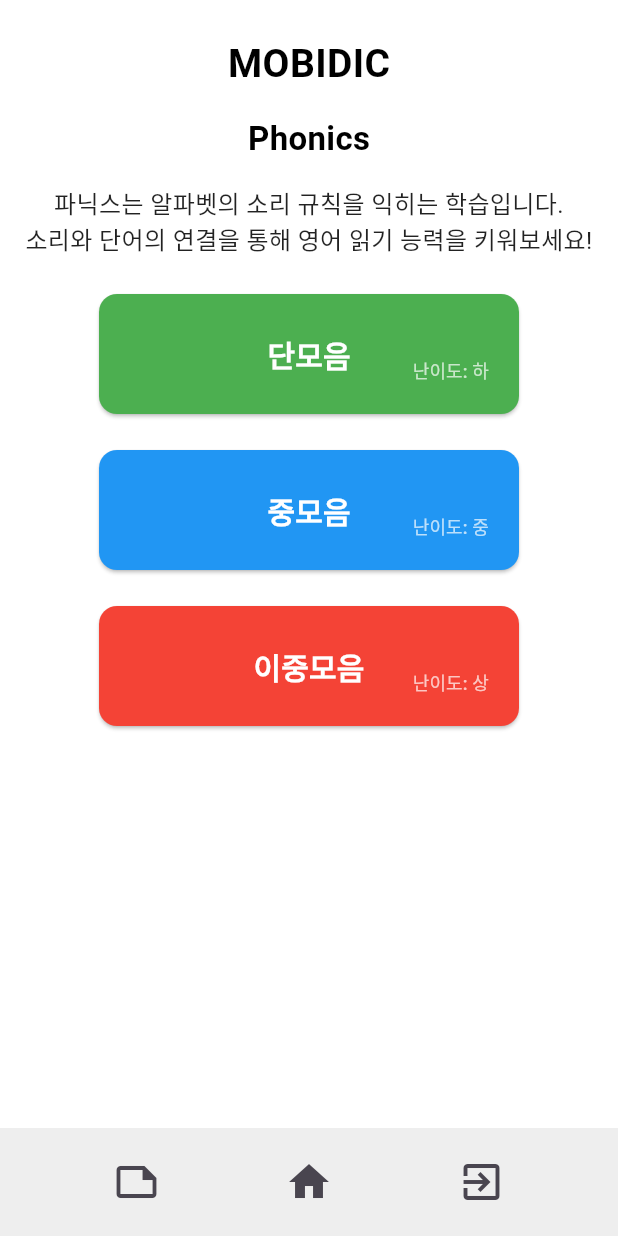
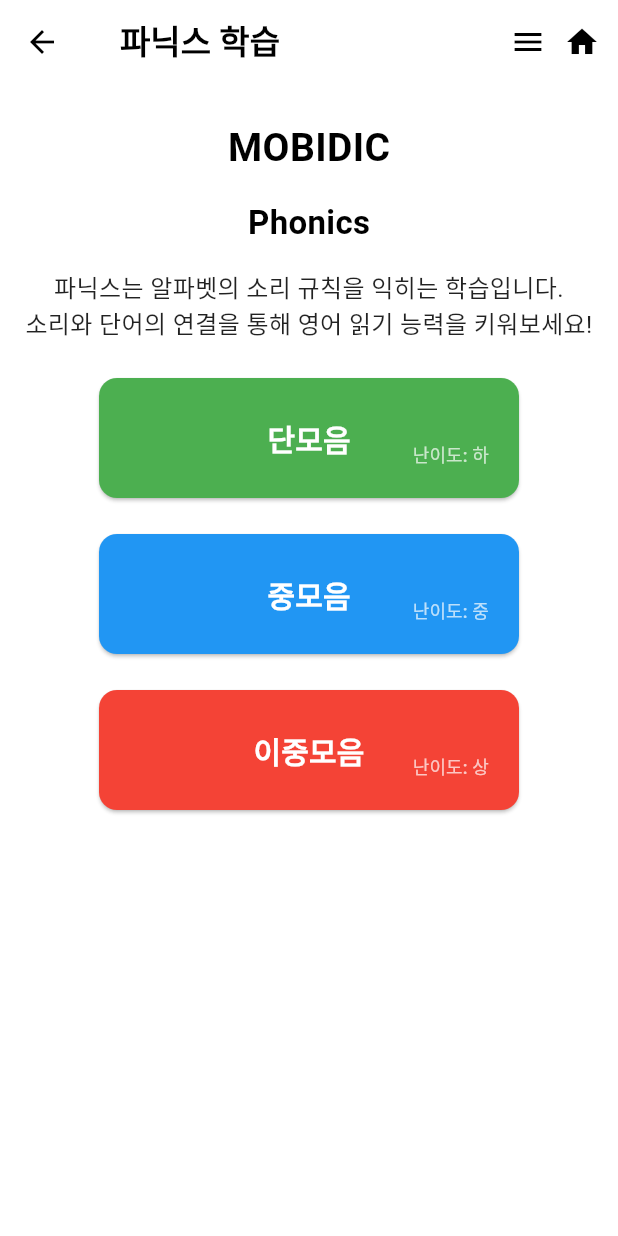
Before and after one commit to kthowns/mobile-dictionary, a Flutter app: the PhonicsPage screen opened directly, on a phone screen of 412 x 824 dp. Run offline on Flutter 3.47's test engine with Material 3 defaults, Android fonts, the phone set to English and light mode, and no system bars; our stand-ins replace flutter_secure_storage; accounts and stored records are empty.

Commit message:
feat: 파닉스 페이지 연결

```diff
--- a/mobidic_flutter/lib/main.dart
+++ b/mobidic_flutter/lib/main.dart
@@ -7,6 +7,7 @@ import 'package:mobidic_flutter/repository/vocab_repository.dart';
 import 'package:mobidic_flutter/repository/word_repository.dart';
 import 'package:mobidic_flutter/view/auth/join_page.dart';
 import 'package:mobidic_flutter/view/auth/log_in_page.dart';
+import 'package:mobidic_flutter/view/learning/phonics_page.dart';
 import 'package:mobidic_flutter/view/list/vocab_list_page.dart';
 import 'package:mobidic_flutter/viewmodel/auth_view_model.dart';
 import 'package:mobidic_flutter/viewmodel/join_view_model.dart';
@@ -98,6 +99,8 @@ class MyApp extends StatelessWidget {
                   ),
               child: VocabListPage(),
             ),
+        '/phonics':
+        (context) => PhonicsPage()
       },
     );
   }
--- a/mobidic_flutter/lib/view/learning/phonics_page.dart
+++ b/mobidic_flutter/lib/view/learning/phonics_page.dart
@@ -1,4 +1,5 @@
 import 'package:flutter/material.dart';
+import 'package:flutter/services.dart';
 
 void main() {
   runApp(const MaterialApp(
@@ -7,47 +8,64 @@ void main() {
   ));
 }
 
-// ------------------------ 공통 하단 바 ------------------------
-
-Widget buildBottomNavBar(BuildContext context) {
-  return Container(
-    color: Colors.grey[200],
-    padding: const EdgeInsets.symmetric(vertical: 12.0),
-    child: Row(
-      mainAxisAlignment: MainAxisAlignment.spaceEvenly,
-      children: [
-        IconButton(
-          icon: const Icon(Icons.note_outlined, size: 32),
-          onPressed: () {
-            // 단어장 이동
-          },
-        ),
-        IconButton(
-          icon: const Icon(Icons.home, size: 32),
-          onPressed: () {
-            Navigator.popUntil(context, (route) => route.isFirst);
-          },
-        ),
-        IconButton(
-          icon: const Icon(Icons.exit_to_app, size: 32),
-          onPressed: () {
-            // 로그아웃 또는 종료
-          },
-        ),
-      ],
-    ),
-  );
-}
-
-// ------------------------ 메인 파닉스 페이지 ------------------------
-
 class PhonicsPage extends StatelessWidget {
   const PhonicsPage({super.key});
 
   @override
   Widget build(BuildContext context) {
+
     return Scaffold(
       backgroundColor: Colors.white,
+
+      appBar: AppBar(
+        backgroundColor: Colors.transparent,
+        elevation: 0,
+        systemOverlayStyle: SystemUiOverlayStyle.dark,
+        leading: IconButton(
+          icon: const Icon(Icons.arrow_back, color: Colors.black),
+          onPressed: () {
+            // 원하는 로직
+            print('뒤로가기 누름');
+
+            // 실제 뒤로 가기
+            Navigator.pop(context);
+          },
+        ),
+        title: const Row(
+          children: [
+            SizedBox(width: 8),
+            Text(
+              '파닉스 학습',
+              style: TextStyle(
+                color: Colors.black,
+                fontWeight: FontWeight.bold,
+              ),
+            ),
+          ],
+        ),
+        actions: [
+          PopupMenuButton<String>(
+            icon: const Icon(Icons.menu, color: Colors.black),
+            onSelected: (value) {
+              if (value == '파닉스') {
+                Navigator.pushNamed(context, '/phonics');
+              }
+            },
+            itemBuilder:
+                (BuildContext context) => [
+              const PopupMenuItem<String>(
+                value: '파닉스',
+                child: Text('파닉스'),
+              ),
+            ],
+          ),
+          const Padding(
+            padding: EdgeInsets.only(right: 12),
+            child: Icon(Icons.home, color: Colors.black),
+          ),
+        ],
+      ),
+      extendBodyBehindAppBar: true,
       body: SafeArea(
         bottom: false,
         child: Container(
@@ -92,7 +110,6 @@ class PhonicsPage extends StatelessWidget {
           ),
         ),
       ),
-      bottomNavigationBar: buildBottomNavBar(context),
     );
   }
 
@@ -253,6 +270,5 @@ Widget _buildListScreen(BuildContext context, String title, List<String> items)
         },
       ),
     ),
-    bottomNavigationBar: buildBottomNavBar(context),
   );
 }
--- a/mobidic_flutter/lib/view/list/vocab_list_page.dart
+++ b/mobidic_flutter/lib/view/list/vocab_list_page.dart
@@ -340,7 +340,7 @@ class VocabListPage extends StatelessWidget {
                 icon: const Icon(Icons.menu, color: Colors.black),
                 onSelected: (value) {
                   if (value == '파닉스') {
-                    debugPrint('파닉스 메뉴 선택됨');
+                    Navigator.pushNamed(context, '/phonics');
                   }
                 },
                 itemBuilder:
```
Also changed, not shown: mobidic_flutter/lib/view/list/word_list_page.dart (+119 -31 lines).
